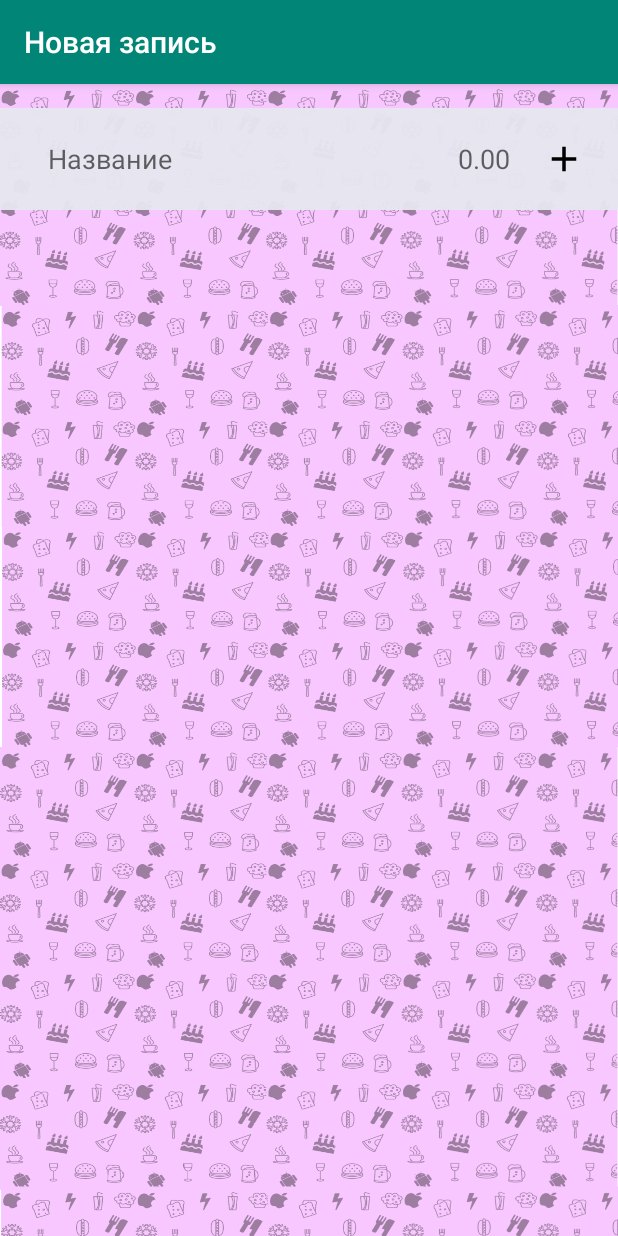
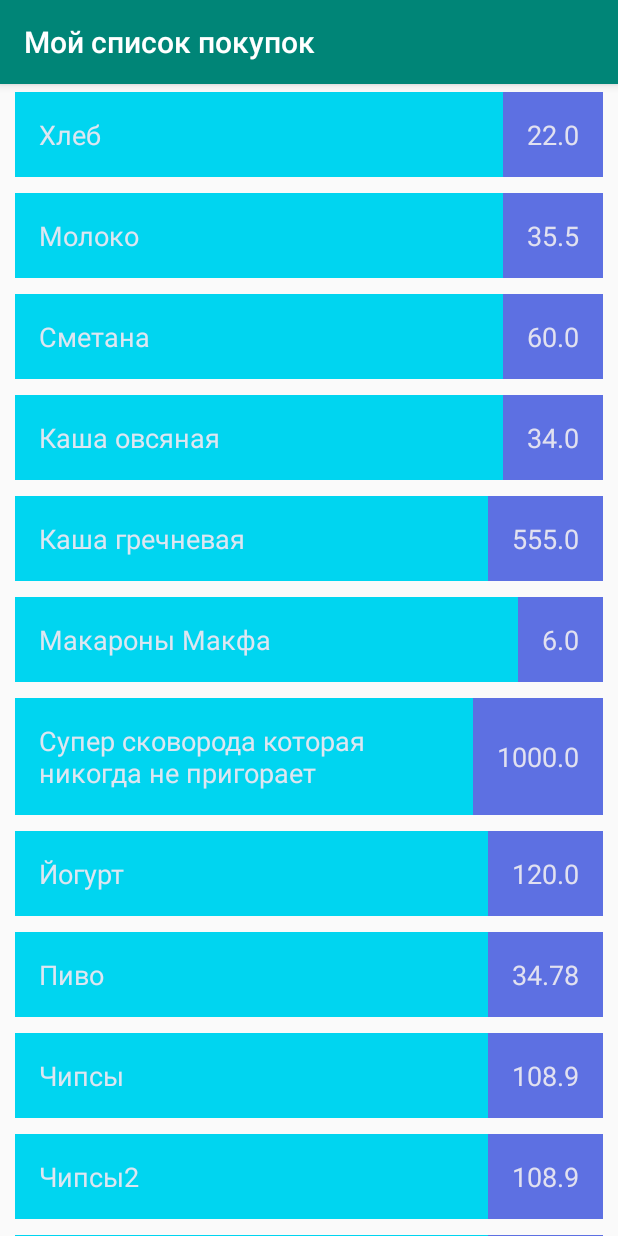
Before and after one commit to THKonst/MyCartList, an Android app: the screen it shows after launch (Add_ItemActivity before the commit, ItemsActivity after it), on a phone screen of 412 x 824 dp. Run offline under Robolectric (Android 15) with nearby library versions, the light colour scheme and no system bars.

Commit message:
new ItemsActivity + refactor

```diff
--- a/app/src/main/AndroidManifest.xml
+++ b/app/src/main/AndroidManifest.xml
@@ -9,16 +9,20 @@
         android:roundIcon="@mipmap/ic_launcher_round"
         android:supportsRtl="true"
         android:theme="@style/AppTheme">
-        <activity android:name=".Add_ItemActivity">
+
+        <activity android:name=".ItemsActivity" android:label="@string/item_list_title">
             <intent-filter>
                 <action android:name="android.intent.action.MAIN" />
 
                 <category android:name="android.intent.category.LAUNCHER" />
             </intent-filter>
         </activity>
-        <activity android:name=".MainActivity">
+
+        <activity android:name=".Add_ItemActivity" android:label="@string/add_item_title">
 
         </activity>
+
+        <activity android:name=".MainActivity"></activity>
     </application>
 
 </manifest>
--- a/app/src/main/java/com/thvkonst/mycartlist/Add_ItemActivity.java
+++ b/app/src/main/java/com/thvkonst/mycartlist/Add_ItemActivity.java
@@ -27,7 +27,7 @@ public class Add_ItemActivity extends AppCompatActivity {
         super.onCreate(savedInstanceState);
         setContentView(R.layout.activity_add__item);
 
-        setTitle(R.string.add_item_title);
+       // setTitle(R.string.add_item_title);
 
         name = findViewById(R.id.name);
         price = findViewById(R.id.price);
--- /dev/null
+++ b/app/src/main/java/com/thvkonst/mycartlist/ItemsAdapter.java
@@ -0,0 +1,78 @@
+package com.thvkonst.mycartlist;
+
+import android.view.LayoutInflater;
+import android.view.View;
+import android.view.ViewGroup;
+import android.widget.TextView;
+
+import androidx.recyclerview.widget.RecyclerView;
+
+import java.util.ArrayList;
+import java.util.List;
+
+class ItemsAdapter extends RecyclerView.Adapter<ItemsAdapter.ItemViewHolder>{
+
+    private List<Record> data = new ArrayList<>();
+
+    public ItemsAdapter() {
+        createData();
+    }
+
+    @Override
+    public ItemsAdapter.ItemViewHolder onCreateViewHolder(ViewGroup parent, int viewType) {
+        View view;
+        view = LayoutInflater.from(parent.getContext())
+                .inflate(R.layout.item_record, parent, false);
+        return new ItemViewHolder(view);
+    }
+
+    @Override
+    public void onBindViewHolder(ItemsAdapter.ItemViewHolder holder, int position) {
+
+        Record record = data.get(position);
+        holder.applyData(record);
+
+
+    }
+
+    @Override
+    public int getItemCount() {return data.size();}
+
+    private void createData() {
+        data.add(new Record("Хлеб",22.0));
+        data.add(new Record("Молоко",35.50));
+        data.add(new Record("Сметана",60.0));
+        data.add(new Record("Каша овсяная",34.0));
+        data.add(new Record("Каша гречневая",555.0));
+        data.add(new Record("Макароны Макфа",6.0));
+        data.add(new Record("Супер сковорода которая никогда не пригорает",1000.0));
+        data.add(new Record("Йогурт",120.0));
+        data.add(new Record("Пиво",34.78));
+        data.add(new Record("Чипсы",108.90));
+        data.add(new Record("Чипсы2",108.90));
+        data.add(new Record("Чипсы3",108.90));
+        data.add(new Record("Чипсы4",108.90));
+        data.add(new Record("Чипсы555",108.90));
+    }
+
+    static class ItemViewHolder extends RecyclerView.ViewHolder {
+
+        private final TextView title;
+        private final TextView price;
+
+        public ItemViewHolder(View itemView) {
+            super(itemView);
+            title = itemView.findViewById(R.id.item_title);
+            price = itemView.findViewById(R.id.item_price);
+        }
+
+        public void applyData(Record record){
+            title.setText(record.getTitle());
+            price.setText(String.valueOf(record.getPrice()));
+            //Spannable spannabletext = new SpannableString(String.valueOf(record.getPrice())+"@string/symbol_rbl");
+
+            // spannabletext.setSpan(new  );
+
+        }
+    }
+}
--- /dev/null
+++ b/app/src/main/java/com/thvkonst/mycartlist/Record.java
@@ -0,0 +1,25 @@
+package com.thvkonst.mycartlist;
+
+public class Record {
+
+    private final String title;
+    private final double price;
+    private String comment;
+
+    public Record(String title, double price) {
+        this.title = title;
+        this.price = price;
+    }
+
+    public String getTitle() {
+        return title;
+    }
+
+    public double getPrice() {
+        return price;
+    }
+
+    public String getComment() {
+        return comment;
+    }
+}
--- a/app/src/main/res/layout/activity_add__item.xml
+++ b/app/src/main/res/layout/activity_add__item.xml
@@ -29,10 +29,15 @@
             android:hint="@string/hint_name"
             android:importantForAutofill="no"
             android:inputType="text"
-            android:maxLines="1"/>
+            android:maxLines="1"
+            android:focusable="true"
+            android:focusableInTouchMode="true"
+            android:imeOptions="actionNext"/>
 
         <EditText
             android:id="@+id/price"
+            android:focusable="true"
+            android:focusableInTouchMode="true"
             android:layout_width="match_parent"
             android:layout_height="wrap_content"
             android:layout_marginStart="10dp"
@@ -50,7 +55,7 @@
             android:layout_height="wrap_content"
             android:layout_marginStart="8dp"
             android:text="@string/symbol_rbl"
-            android:textSize="20sp"
+            android:textSize="18sp"
             android:textStyle="bold"
             android:gravity="center_horizontal"/>
 
--- /dev/null
+++ b/app/src/main/res/layout/activity_item_list.xml
@@ -0,0 +1,16 @@
+<?xml version="1.0" encoding="utf-8"?>
+<FrameLayout xmlns:android="http://schemas.android.com/apk/res/android"
+    xmlns:tools="http://schemas.android.com/tools"
+    android:layout_width="match_parent"
+    android:layout_height="match_parent"
+    tools:context=".ItemsActivity"
+
+    >
+
+    <androidx.recyclerview.widget.RecyclerView
+        android:id="@+id/list"
+        android:layout_width="match_parent"
+        android:layout_height="match_parent"
+        tools:listitem="@layout/item_record"/>
+
+</FrameLayout>
--- a/app/src/main/res/values/colors.xml
+++ b/app/src/main/res/values/colors.xml
@@ -5,5 +5,9 @@
     <color name="colorAccent">#D81B60</color>
     <color name="text_1_color">#5C23C0</color>
     <color name="white">#F5E7E6F0</color>
+    <color name="colorItem">#00D5F0</color>
+    <color name="colorItemDark">#5D70E2</color>
+
+
 
 </resources>
--- /dev/null
+++ b/app/src/main/res/values/refs.xml
@@ -0,0 +1,5 @@
+<?xml version="1.0" encoding="utf-8"?>
+<resources>
+
+
+</resources>
--- a/app/src/main/res/values/strings.xml
+++ b/app/src/main/res/values/strings.xml
@@ -1,6 +1,7 @@
 <resources>
     <string name="app_name">MyCartList</string>
     <string name="add_item_title">Новая запись</string>
+    <string name="item_list_title">Мой список покупок</string>
     <string name="text_1">Привет, Андрей!</string>
     <string name="hint_name">Название</string>
     <string name="hint_price">0.00</string>
```
Also changed, not shown: app/src/main/res/layout/item_record.xml (+3 -10 lines).
